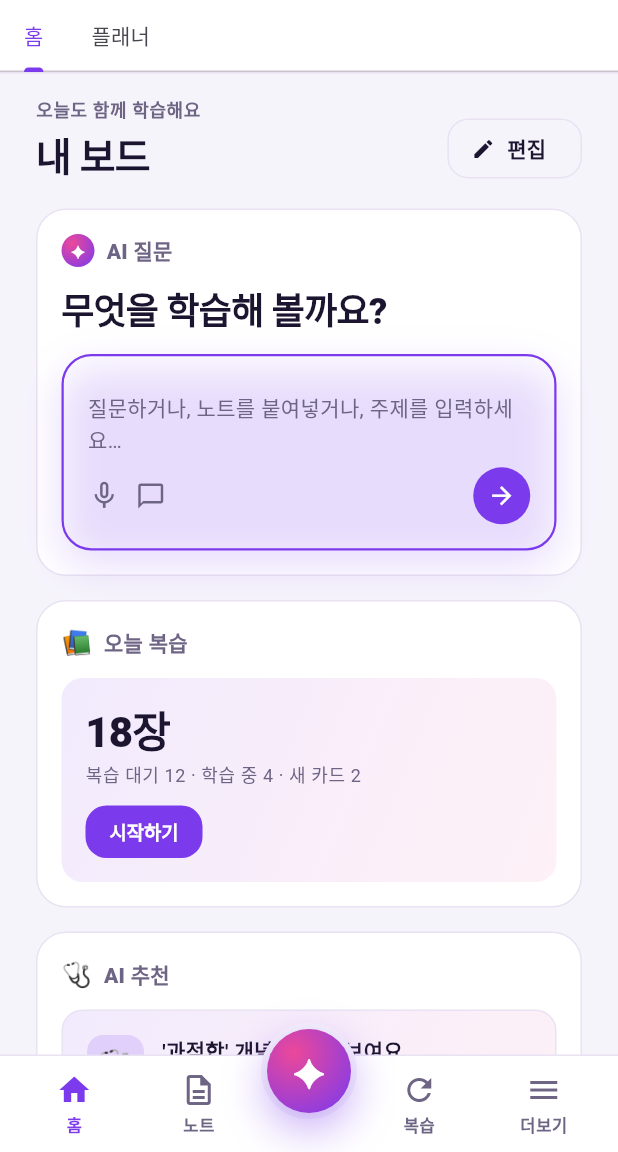
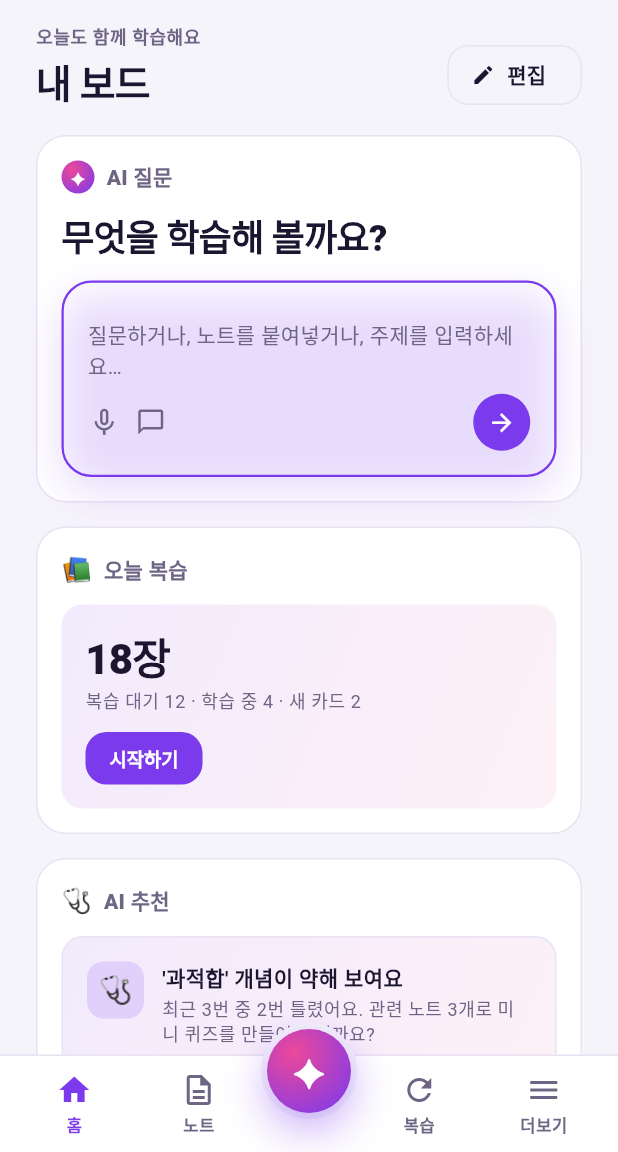
Before and after one commit to team-project-final/synapse-frontend, a Flutter app: the OAuthConsentScreen screen opened by its route, after a tap on "거부", after a tap on "로그인", on a phone screen of 412 x 824 dp, the part 84-1236 px from its top. Run offline on Flutter 3.47's test engine with Material 3 defaults, Android fonts, the phone set to English and light mode, and no system bars; our stand-ins replace dio, flutter_markdown, flutter_riverpod, flutter_secure_storage, go_router, hive_flutter; missing offline and left inert: dart:html; accounts and stored records are empty; Roboto replaces fonts that are missing (Pretendard).

Commit message:
feat(nav): 플래너를 대시보드 탭에서 좌측 사이드바 메뉴로 분리
- 대시보드(홈)는 탭 없이 HomeBoardSection(위젯보드)만 표시
- 플래너(/planner)를 별도 라우트 + SideNav 메뉴(홈 다음, 달력 아이콘)로 분리
- PlannerScreen 추가(= PlannerSection: 캘린더 위 + 칸반 아래)

검증: flutter analyze 0 / 182 테스트 통과 / 브라우저 네비게이션 확인.

Co-Authored-By: Claude Opus 4.8 <noreply@anthropic.com>

```diff
--- a/lib/core/constants/app_routes.dart
+++ b/lib/core/constants/app_routes.dart
@@ -54,6 +54,8 @@ abstract final class AppRoutes {
   static const dashboardHeatmap = '/dashboard/heatmap';
   static const dashboardStats = '/dashboard/stats';
 
+  static const planner = '/planner';
+
   static const communityGroups = '/community/groups';
   static const communityGroupDetail = '/community/groups/:groupId';
   static const communityGroupNew = '/community/groups/new';
--- a/lib/core/router/app_router.dart
+++ b/lib/core/router/app_router.dart
@@ -108,6 +108,10 @@ final appRouterProvider = Provider<GoRouter>((ref) {
           GoRoute(
             path: AppRoutes.dashboardStats,
             builder: (context, state) => const DashboardStatsScreen(),
+          ),
+          GoRoute(
+            path: AppRoutes.planner,
+            builder: (context, state) => const PlannerScreen(),
           ),
           GoRoute(
             path: AppRoutes.notes,
--- a/lib/shared/features/dashboard/presentation/screens/dashboard_screen.dart
+++ b/lib/shared/features/dashboard/presentation/screens/dashboard_screen.dart
@@ -30,35 +30,23 @@ class DashboardScreen extends StatelessWidget {
 
   @override
   Widget build(BuildContext context) {
-    // 디자인 컨펌(2026-06-01): 4탭 → 2탭으로 통합.
-    //  · 홈    = 홈 대시보드를 위젯보드화 (HomeBoardSection)
-    //  · 플래너 = 캘린더(좌) + 칸반(우) (PlannerSection)
-    return const DefaultTabController(
-      length: 2,
-      child: Column(
-        crossAxisAlignment: CrossAxisAlignment.stretch,
-        children: [
-          Material(
-            color: AppColors.surface,
-            child: Align(
-              alignment: Alignment.centerLeft,
-              child: TabBar(
-                isScrollable: true,
-                tabAlignment: TabAlignment.start,
-                tabs: [
-                  Tab(text: '홈'),
-                  Tab(text: '플래너'),
-                ],
-              ),
-            ),
-          ),
-          Divider(height: 1, thickness: 1, color: AppColors.border),
-          Expanded(
-            child: TabBarView(children: [HomeBoardSection(), PlannerSection()]),
-          ),
-        ],
-      ),
-    );
+    // 디자인 컨펌(2026-06-01): 홈 대시보드를 위젯보드화.
+    // 플래너는 별도 사이드바 메뉴(/planner · PlannerScreen)로 분리.
+    return const HomeBoardSection();
+  }
+}
+
+// ═══════════════════════════════════════════════════════════════════════════
+// PlannerScreen — 사이드바 '플래너' 메뉴(/planner) 본문
+//   캘린더(위) + 칸반(아래). AppShell 내부에서 렌더되는 BODY 화면.
+// ═══════════════════════════════════════════════════════════════════════════
+
+class PlannerScreen extends StatelessWidget {
+  const PlannerScreen({super.key});
+
+  @override
+  Widget build(BuildContext context) {
+    return const PlannerSection();
   }
 }
 
--- a/lib/shared/widgets/side_nav.dart
+++ b/lib/shared/widgets/side_nav.dart
@@ -39,6 +39,11 @@ class SideNav extends StatelessWidget {
 
   static const _topItems = [
     SideNavItem(icon: Icons.home_outlined, label: '홈', route: '/'),
+    SideNavItem(
+      icon: Icons.calendar_month_outlined,
+      label: '플래너',
+      route: '/planner',
+    ),
     SideNavItem(icon: Icons.description_outlined, label: '노트', route: '/notes'),
     SideNavItem(icon: Icons.refresh, label: '복습', route: '/decks'),
     SideNavItem(icon: Icons.hub_outlined, label: '그래프', route: '/graph'),
```
